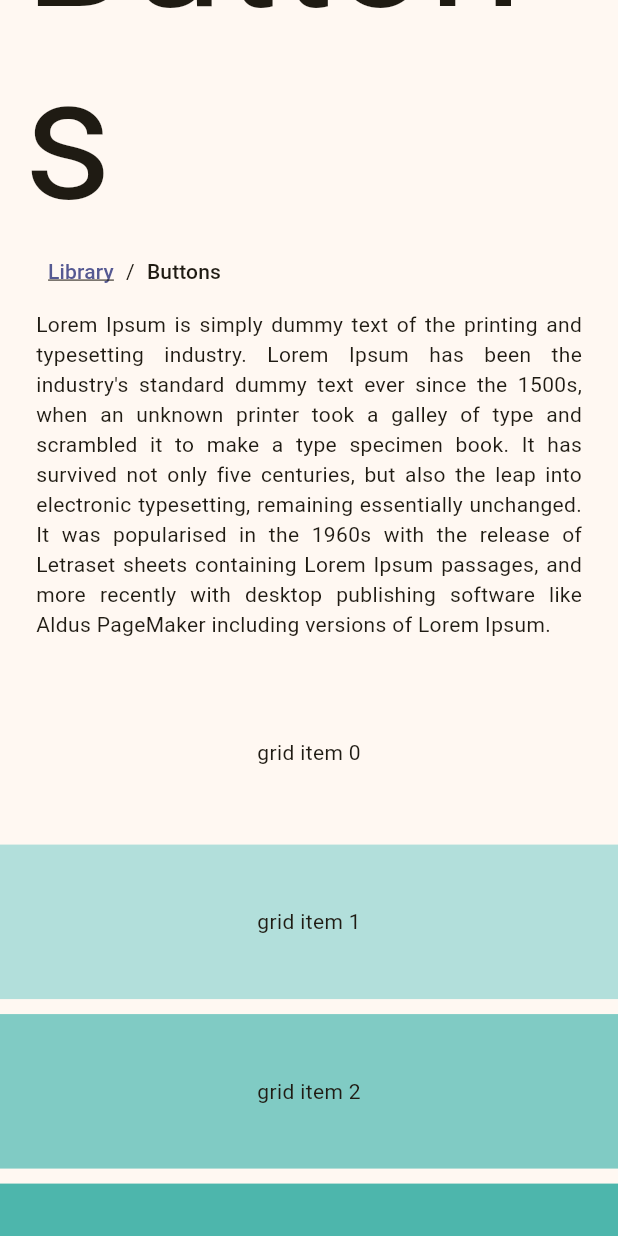
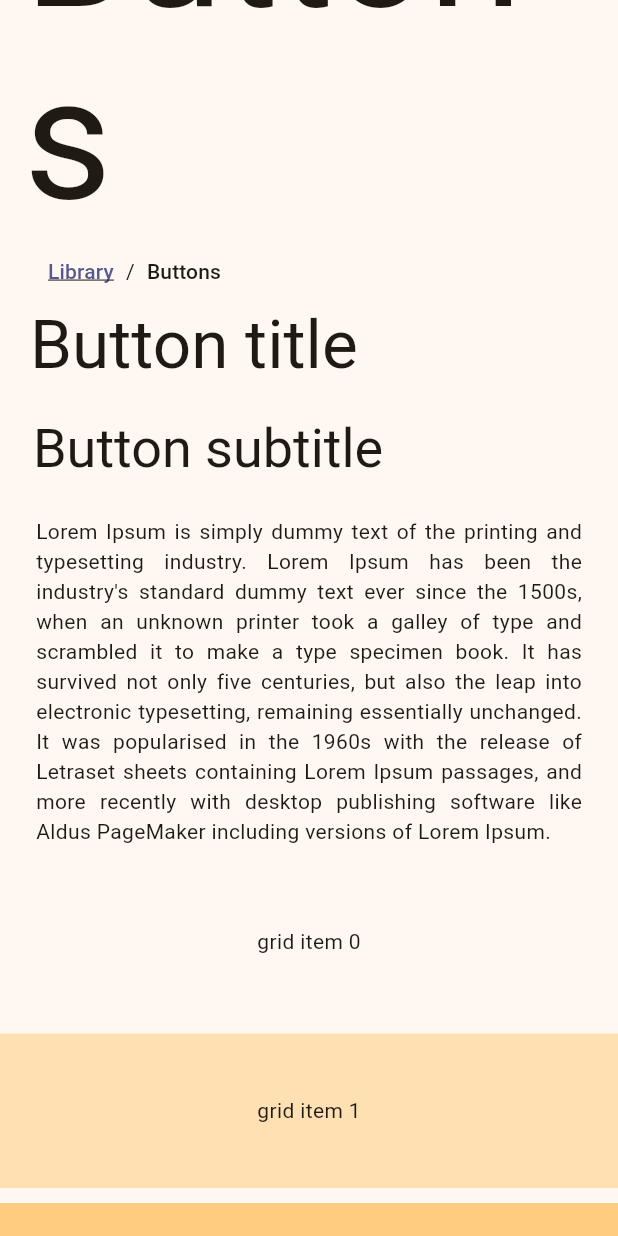
Before and after one commit to SDC-Consulting-BE/sfds, a Flutter app: the screen it shows after launch, after a tap on an icon or button, on a phone screen of 412 x 824 dp. Run offline on Flutter 3.47's test engine with Material 3 defaults, Android fonts, the phone set to English and light mode, and no system bars; our stand-ins replace go_router.

Commit message:
Add SteveSliverTitle subtitle possibility

```diff
--- a/component_library/lib/app/library/button/button_library_screen.dart
+++ b/component_library/lib/app/library/button/button_library_screen.dart
@@ -10,13 +10,16 @@ class ButtonLibraryScreen extends StatelessWidget {
     appBar: SteveSliverViewAppBar(title: "Buttons"),
     slivers: [
       SteveSliverBreadcrumbs(),
+      SteveSliverTitle(
+        title: "Button title",
+        type: SteveSliverTitleType.title,
+      ),
+      SteveSliverTitle(
+        title: "Button subtitle",
+        type: SteveSliverTitleType.subtitle,
+      ),
       SteveSliverText(
-        text:
-            "Lorem Ipsum is simply dummy text of the printing and typesetting industry. Lorem Ipsum has been the industry's standard dummy text ever since the 1500s, when an unknown printer took a galley of type and scrambled it to make a type specimen book. It has survived not only five centuries, but also the leap into electronic typesetting, remaining essentially unchanged. It was popularised in the 1960s with the release of Letraset sheets containing Lorem Ipsum passages, and more recently with desktop publishing software like Aldus PageMaker including versions of Lorem Ipsum.",
-      ),
-      SteveSliverSpacing(
-        height: 12,
-      ),
+          text: "Lorem Ipsum is simply dummy text of the printing and typesetting industry. Lorem Ipsum has been the industry's standard dummy text ever since the 1500s, when an unknown printer took a galley of type and scrambled it to make a type specimen book. It has survived not only five centuries, but also the leap into electronic typesetting, remaining essentially unchanged. It was popularised in the 1960s with the release of Letraset sheets containing Lorem Ipsum passages, and more recently with desktop publishing software like Aldus PageMaker including versions of Lorem Ipsum."),
       MockGrid(),
     ],
   );
--- a/component_library/lib/app/widget/mock_grid.dart
+++ b/component_library/lib/app/widget/mock_grid.dart
@@ -18,7 +18,7 @@ class MockGrid extends StatelessWidget {
         onTap: () => context.go(routeLibraryButtons),
         child: Container(
           alignment: Alignment.center,
-          color: Colors.teal[100 * (index % 9)],
+          color: Colors.orange[100 * (index % 9)],
           child: Text("grid item $index"),
         ),
       ),
--- a/lib/src/constants.dart
+++ b/lib/src/constants.dart
@@ -4,6 +4,8 @@ const colorTransparant = Colors.transparent;
 
 const paddingA6 = EdgeInsets.all(6);
 const paddingH8 = EdgeInsets.symmetric(horizontal: 8);
+const paddingH20V10 = EdgeInsets.symmetric(horizontal: 20, vertical: 10);
+const paddingH22V11 = EdgeInsets.symmetric(horizontal: 22, vertical: 11);
 const paddingH24V12 = EdgeInsets.symmetric(horizontal: 24, vertical: 12);
 
 const sizedBoxZero = SizedBox();
--- a/lib/src/widget/sliver.dart
+++ b/lib/src/widget/sliver.dart
@@ -102,6 +102,51 @@ class _SteveSliverBreadcrumb extends StatelessWidget {
   }
 }
 
+const _steveSliverTitleDefaultPadding = paddingH20V10;
+const _steveSliverSubtitleDefaultPadding = paddingH22V11;
+
+class SteveSliverTitle extends StatelessWidget {
+  const SteveSliverTitle({
+    super.key,
+    required this.title,
+    this.type = SteveSliverTitleType.title,
+  });
+
+  final String title;
+  final SteveSliverTitleType type;
+
+  @override
+  Widget build(BuildContext context) {
+    var theme = Theme.of(context);
+    return SliverPadding(
+      padding: type.padding,
+      sliver: SliverToBoxAdapter(
+        child: Text(
+          title,
+          style: type.textStyleFunction.call(theme),
+        ),
+      ),
+    );
+  }
+}
+
+enum SteveSliverTitleType {
+  title,
+  subtitle,
+}
+
+extension SteveSliverTitleTypeTextStyle on SteveSliverTitleType {
+  TextStyle Function(ThemeData theme) get textStyleFunction => switch (this) {
+    SteveSliverTitleType.title => (theme) => theme.textTheme.displayMedium!,
+    SteveSliverTitleType.subtitle => (theme) => theme.textTheme.displaySmall!,
+  };
+
+  EdgeInsets get padding => switch (this) {
+    SteveSliverTitleType.title => _steveSliverTitleDefaultPadding,
+    SteveSliverTitleType.subtitle => _steveSliverSubtitleDefaultPadding,
+  };
+}
+
 const _steveSliverTextDefaultPadding = paddingH24V12;
 
 class SteveSliverText extends StatelessWidget {
@@ -109,16 +154,14 @@ class SteveSliverText extends StatelessWidget {
     super.key,
     required this.text,
     this.textStyle,
-    this.padding,
   });
 
   final String text;
   final TextStyle? textStyle;
-  final EdgeInsets? padding;
 
   @override
   Widget build(BuildContext context) => SliverPadding(
-    padding: padding ?? _steveSliverTextDefaultPadding,
+    padding: _steveSliverTextDefaultPadding,
     sliver: SliverToBoxAdapter(
       child: Text(
         text,
```
